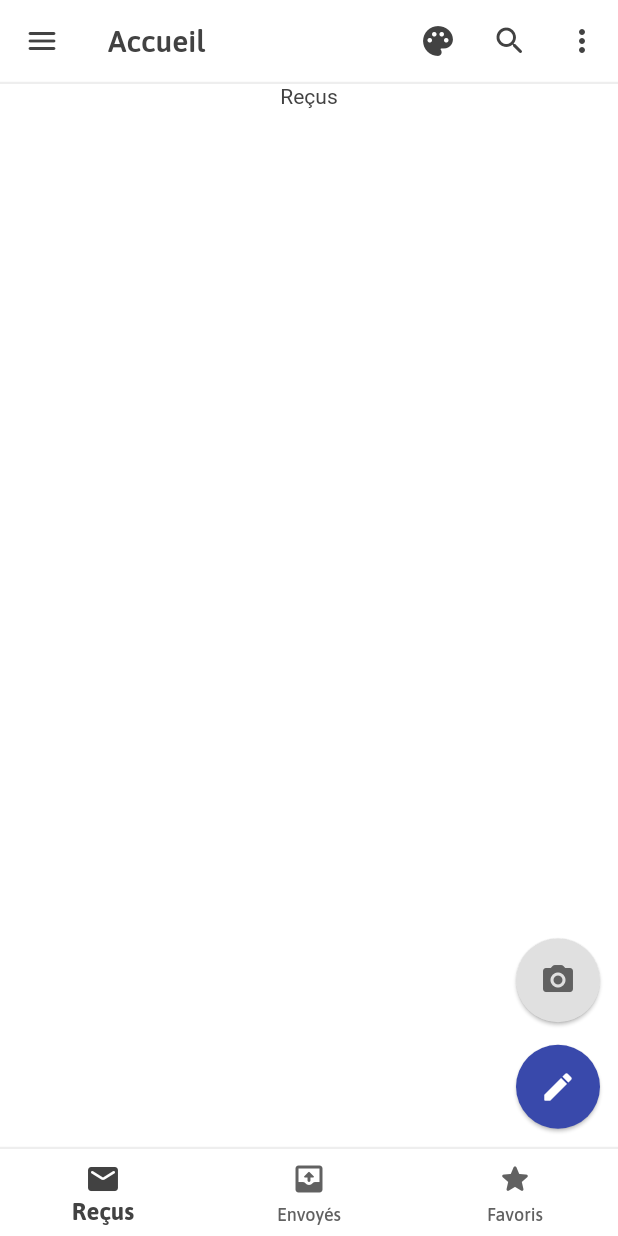
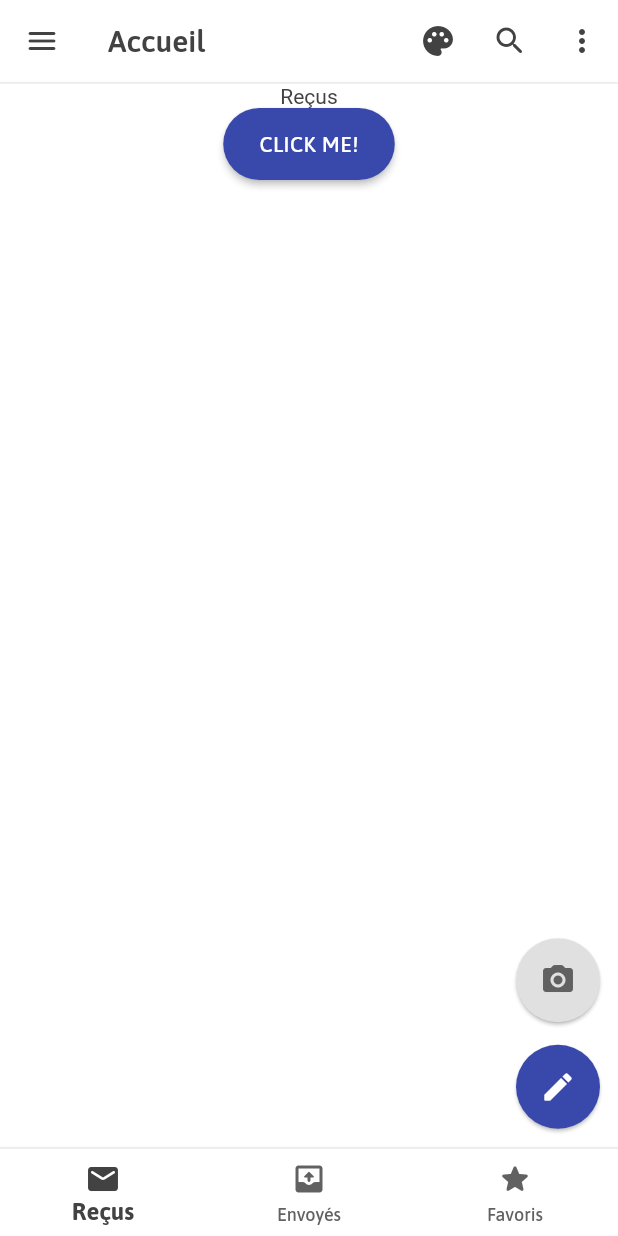
Before and after one commit to EduWireApps/ynotes-packages, a Flutter app: the screen it shows after launch, on a phone screen of 412 x 824 dp. Run offline on Flutter 3.47's test engine with Material 2 defaults, Android fonts, the phone set to English and light mode, and no system bars; our stand-ins replace flutter_phoenix, flutter_switch, google_fonts, shared_preferences; missing offline and left inert: flutter_responsive_breakpoints; Roboto replaces fonts that are missing (Heebo).

Commit message:
add block and rounded property to button

```diff
--- a/example/lib/pages/home.dart
+++ b/example/lib/pages/home.dart
@@ -60,7 +60,18 @@ class _HomePageState extends State<HomePage> {
           YBottomNavigationElement(
             label: "Reçus",
             icon: Icons.mail_rounded,
-            widget: Center(child: Text("Reçus", style: TextStyle(color: theme.colors.foregroundColor))),
+            widget: Column(
+              children: [
+                Center(child: Text("Reçus", style: TextStyle(color: theme.colors.foregroundColor))),
+                YButton(
+                  text: "CLICK ME!",
+                  onPressed: () {},
+                  // block: true,
+                  size: YButtonSize.medium,
+                  rounded: true,
+                )
+              ],
+            ),
           ),
           YBottomNavigationElement(
             label: "Envoyés",
--- a/lib/src/components/y_button.dart
+++ b/lib/src/components/y_button.dart
@@ -15,6 +15,8 @@ class YButton extends StatefulWidget {
   final bool isLoading;
   final bool isDisabled;
   final bool isIconReversed;
+  final bool block;
+  final bool rounded;
 
   const YButton(
       {Key? key,
@@ -27,7 +29,9 @@ class YButton extends StatefulWidget {
       this.icon,
       this.isLoading = false,
       this.isDisabled = false,
-      this.isIconReversed = false})
+      this.isIconReversed = false,
+      this.block = false,
+      this.rounded = false})
       : super(key: key);
   @override
   _YButtonState createState() => _YButtonState();
@@ -60,7 +64,7 @@ class _YButtonState extends State<YButton> with TickerProviderStateMixin {
         fs = YFontSize.sm;
         break;
       case YButtonSize.large:
-        fs = YFontSize.lg;
+        fs = YFontSize.xl;
         break;
     }
     return fs;
@@ -113,6 +117,10 @@ class _YButtonState extends State<YButton> with TickerProviderStateMixin {
   Color get foregroundColor => style.foregroundColor.withOpacity(isDisabled ? .75 : 1);
   Color get backgroundColor => style.backgroundColor.withOpacity(isDisabled ? .5 : 1);
 
+  MaterialStateProperty<OutlinedBorder> get shape => MaterialStateProperty.all(RoundedRectangleBorder(
+        borderRadius: widget.rounded ? YBorderRadius.full : YBorderRadius.lg,
+      ));
+
   Widget buttonContent(BuildContext context, Color loaderColor) => Row(
         mainAxisSize: MainAxisSize.min,
         textDirection: widget.isIconReversed ? TextDirection.rtl : TextDirection.ltr,
@@ -148,9 +156,7 @@ class _YButtonState extends State<YButton> with TickerProviderStateMixin {
             foregroundColor: MaterialStateProperty.all(foregroundColor),
             backgroundColor: MaterialStateProperty.all(backgroundColor),
             padding: MaterialStateProperty.all(padding),
-            shape: MaterialStateProperty.all(RoundedRectangleBorder(
-              borderRadius: YBorderRadius.lg,
-            )),
+            shape: shape,
             textStyle: MaterialStateProperty.all(TextStyle(
                 fontSize: fontSize,
                 fontWeight: FontWeight.w600,
@@ -189,9 +195,7 @@ class _YButtonState extends State<YButton> with TickerProviderStateMixin {
               }
               return BorderSide(color: backgroundColor.withOpacity(opacity), width: YScale.s0p5);
             }),
-            shape: MaterialStateProperty.all(RoundedRectangleBorder(
-              borderRadius: YBorderRadius.lg,
-            )),
+            shape: shape,
             textStyle: MaterialStateProperty.all(TextStyle(
                 fontSize: fontSize,
                 fontWeight: FontWeight.w600,
@@ -218,9 +222,7 @@ class _YButtonState extends State<YButton> with TickerProviderStateMixin {
               return null;
             }),
             padding: MaterialStateProperty.all(padding),
-            shape: MaterialStateProperty.all(RoundedRectangleBorder(
-              borderRadius: YBorderRadius.lg,
-            )),
+            shape: shape,
             textStyle: MaterialStateProperty.all(TextStyle(
                 fontSize: fontSize,
                 fontWeight: FontWeight.w600,
@@ -231,8 +233,7 @@ class _YButtonState extends State<YButton> with TickerProviderStateMixin {
         child: buttonContent(context, backgroundColor),
       );
 
-  @override
-  Widget build(BuildContext context) {
+  Widget button(BuildContext context) {
     switch (widget.variant) {
       case YButtonVariant.contained:
         return containedButton(context);
@@ -242,4 +243,17 @@ class _YButtonState extends State<YButton> with TickerProviderStateMixin {
         return textButton(context);
     }
   }
+
+  @override
+  Widget build(BuildContext context) {
+    return widget.block
+        ? Row(
+            children: [
+              Expanded(
+                child: button(context),
+              )
+            ],
+          )
+        : button(context);
+  }
 }
```
